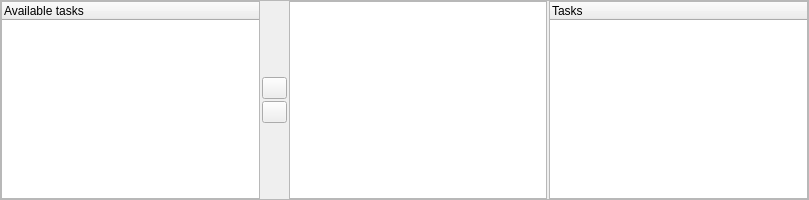
First picture: the form in kplato/libs/ui/kptperteditor.ui, repository KDE/calligra, before the edit.
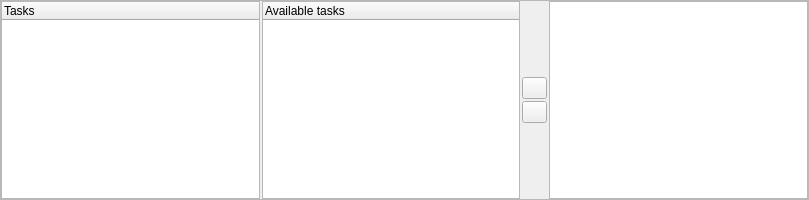
Second picture: the form after the edit. Custom widgets are drawn as their Qt base class.

Commit message: Rearrange dependency list editor widgets (on request).

```diff
--- a/kplato/libs/ui/kptperteditor.ui
+++ b/kplato/libs/ui/kptperteditor.ui
@@ -30,6 +30,15 @@
         <property name="spacing" >
          <number>2</number>
         </property>
+        <item>
+         <widget class="QTreeWidget" name="taskList" >
+          <column>
+           <property name="text" >
+            <string>Tasks</string>
+           </property>
+          </column>
+         </widget>
+        </item>
         <item>
          <widget class="QTreeWidget" name="available" >
           <column>
@@ -110,15 +119,6 @@
         <item>
          <widget class="RelationTreeView" name="required" />
         </item>
-        <item>
-         <widget class="QTreeWidget" name="taskList" >
-          <column>
-           <property name="text" >
-            <string>Tasks</string>
-           </property>
-          </column>
-         </widget>
-        </item>
        </layout>
       </item>
      </layout>
```
Left out of the diff: 7 changed lines with no effect on the pictures.
